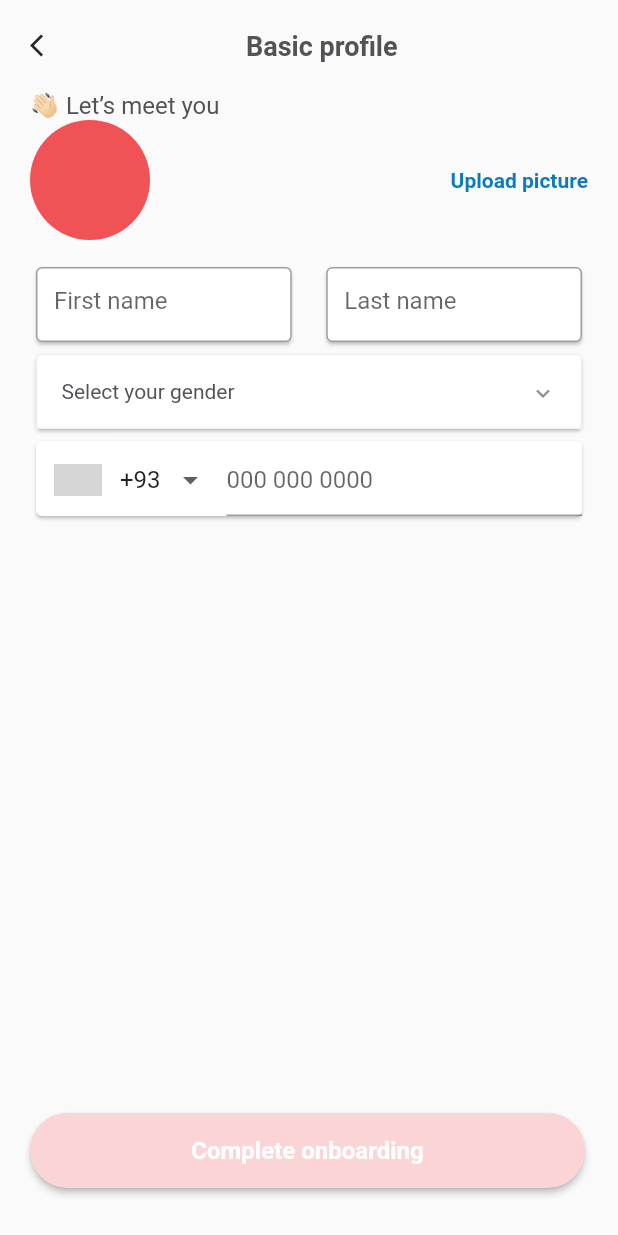
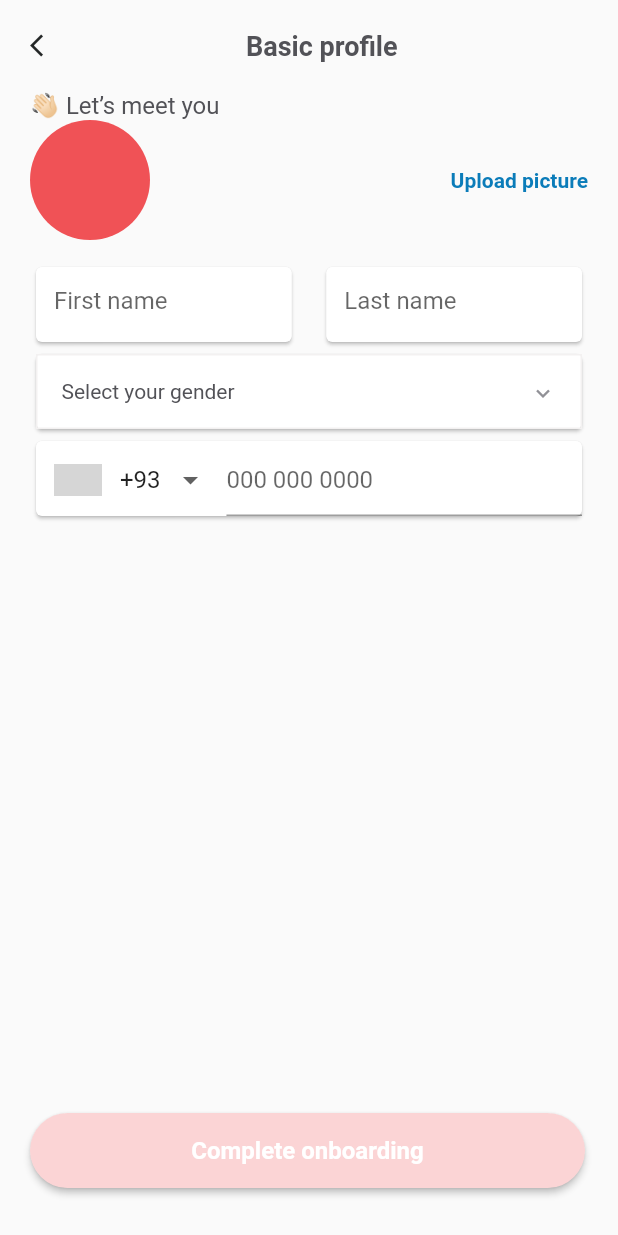
Before and after one commit to Dsoji/MediliticsHealthApp, a Flutter app: the BasicProfileScreen screen opened by its route, on a phone screen of 412 x 824 dp. Run offline on Flutter 3.47's test engine with Material 2 defaults, Android fonts, the phone set to English and light mode, and no system bars; drawn by our look-alikes of intl_phone_number_input; our stand-ins replace smooth_page_indicator; Roboto replaces fonts that are missing (Messina Sans); grey boxes are pictures that could not be loaded.

```diff
--- a/lib/main.dart
+++ b/lib/main.dart
@@ -1,6 +1,7 @@
 import 'package:flutter/material.dart';
 import 'package:medilitics/screens/basic_profile_page.dart';
 import 'package:medilitics/screens/onboardingPage.dart';
+import 'package:medilitics/screens/profession_details2.dart';
 import 'package:medilitics/screens/professional_details1.dart';
 import 'package:medilitics/screens/sign_up_page.dart';
 import 'package:medilitics/screens/view_page.dart';
@@ -37,6 +38,7 @@ class MyApp extends StatelessWidget {
         OnBoardingScreen.id:(context)=> const OnBoardingScreen(),
         BasicProfileScreen.id:(context)=> const BasicProfileScreen(),
         ProfessionalDetailsScreen1.id:(context)=> const ProfessionalDetailsScreen1(),
+        ProfessionalDetailsScreen2.id:(context)=> const ProfessionalDetailsScreen2(),
       },
       initialRoute: WelcomeScreen.id,
     );
--- a/lib/screens/basic_profile_page.dart
+++ b/lib/screens/basic_profile_page.dart
@@ -1,9 +1,9 @@
 import 'package:flutter/material.dart';
 import 'package:medilitics/screens/professional_details1.dart';
 import 'package:medilitics/utilities/constants.dart';
-import 'package:country_code_picker/country_code_picker.dart';
 import 'package:intl_phone_number_input/intl_phone_number_input.dart';
 import 'package:medilitics/utilities/re_used_buttons.dart';
+import 'package:medilitics/utilities/re_used_fields.dart';
 
 class BasicProfileScreen extends StatefulWidget {
   static String id = '/BasicProfileScreen';
@@ -81,41 +81,13 @@ class _BasicProfileScreenState extends State<BasicProfileScreen> {
                             mainAxisAlignment: MainAxisAlignment.spaceBetween,
                             children: const [
                               Flexible(
-                                child: Card(
-                                  child: SizedBox(
-                                    height: 50,
-                                    child: TextField(
-                                      decoration: InputDecoration(
-                                        hintText: 'First name',
-                                        border: OutlineInputBorder(
-                                          borderSide: BorderSide(
-                                            color: Color(0xFFF3F1F1),
-                                          ),
-                                        ),
-                                      ),
-                                    ),
-                                  ),
-                                ),
+                                child: ReUsedFields(height: 50,hintText: 'First name',isSuffixIcon: false,)
                               ),
                               SizedBox(
                                 width: 15,
                               ),
                               Flexible(
-                                child: Card(
-                                  child: SizedBox(
-                                    height: 50,
-                                    child: TextField(
-                                      decoration: InputDecoration(
-                                        hintText: 'Last name',
-                                        border: OutlineInputBorder(
-                                          borderSide: BorderSide(
-                                            color: Color(0xFFF3F1F1),
-                                          ),
-                                        ),
-                                      ),
-                                    ),
-                                  ),
-                                ),
+                                child: ReUsedFields(height: 50,hintText: 'Last name',isSuffixIcon: false,),
                               ),
                             ],
                           ),
@@ -170,9 +142,9 @@ class _BasicProfileScreenState extends State<BasicProfileScreen> {
                 ),
               ),
               RedButton(
-                  'Complete onboarding', () {
+                  text:'Complete onboarding', onPressed: () {
                     Navigator.pushNamed(context, ProfessionalDetailsScreen1.id);
-              }, const Color(0xFFFBD4D5)),
+              },color: const Color(0xFFFBD4D5), width: MediaQuery.of(context).size.width - 42,),
             ],
           ),
         ),
--- a/lib/screens/onboardingPage.dart
+++ b/lib/screens/onboardingPage.dart
@@ -55,11 +55,11 @@ class OnBoardingScreen extends StatelessWidget {
               child: Column(
                 children: [
                   RedButton(
-                      'Complete onboarding', () {}, const Color(0xFFFBD4D5)),
+                      text:'Complete onboarding', onPressed: () {},color: const Color(0xFFFBD4D5),width: MediaQuery.of(context).size.width - 42,),
                   const SizedBox(
                     height: 16,
                   ),
-                  WhiteButton('Log out', () {}),
+                  WhiteButton(text: 'Log out', onPressed: () {},width: MediaQuery.of(context).size.width - 42,),
                   const SizedBox(
                     height: 32,
                   )
--- a/lib/screens/welcome_page.dart
+++ b/lib/screens/welcome_page.dart
@@ -91,10 +91,10 @@ class _WelcomeScreenState extends State<WelcomeScreen> {
                         child: Column(
                           mainAxisAlignment: MainAxisAlignment.spaceBetween,
                           children: [
-                            RedButton('Get started', () {
+                            RedButton(text:'Get started',onPressed: () {
                               Navigator.pushNamed(context, ViewScreen.id);
-                            }, myActiveColor),
-                            WhiteButton('I already have an account', () {}),
+                            }, color: myActiveColor,width: MediaQuery.of(context).size.width - 42,),
+                            WhiteButton(text: 'I already have an account',onPressed:  () {},width: MediaQuery.of(context).size.width - 42,),
                           ],
                         ),
                       )
--- a/lib/utilities/re_used_buttons.dart
+++ b/lib/utilities/re_used_buttons.dart
@@ -1,17 +1,18 @@
 import 'package:flutter/material.dart';
 
 class WhiteButton extends StatelessWidget {
-  final String text;
-  final void Function() onPressed;
-  const WhiteButton(this.text,this.onPressed,{Key? key}) : super(key: key);
+  final String? text;
+  final double? width;
+  final void Function()? onPressed;
+  const WhiteButton({this.text,this.onPressed,this.width,Key? key}) : super(key: key);
 
   @override
   Widget build(BuildContext context) {
     return MaterialButton(
-      onPressed: onPressed,
+      onPressed: onPressed!,
       height: 50,
       child:Text(
-        text,
+        text!,
         style: const TextStyle(
           fontSize: 16,
           fontWeight: FontWeight.w600,
@@ -19,7 +20,7 @@ class WhiteButton extends StatelessWidget {
           color: Color(0xFF0B7CB9),
         ),
       ),
-      minWidth: MediaQuery.of(context).size.width - 42,
+      minWidth: width!,
       shape: RoundedRectangleBorder(
           borderRadius: BorderRadius.circular(50.0),
           side: const BorderSide(
@@ -30,19 +31,22 @@ class WhiteButton extends StatelessWidget {
   }
 }
 class RedButton extends StatelessWidget {
-  final String text;
-  final Color color;
-  final void Function() onPressed;
-  const RedButton(this.text,this.onPressed,this.color,{Key? key}) : super(key: key);
+  final String? text;
+  final Color? color;
+  final double? width;
+  final void Function()? onPressed;
+
+  const RedButton({Key? key,this.width,this.color,this.text,this.onPressed}) : super(key: key);
+
 
   @override
   Widget build(BuildContext context) {
     return  MaterialButton(
-      onPressed: onPressed,
-      minWidth: MediaQuery.of(context).size.width - 42,
+      onPressed: onPressed!,
+      minWidth: width!,
       color: color,
       child: Text(
-        text,
+        text!,
         style: const TextStyle(
           fontSize: 16,
           fontWeight: FontWeight.w600,
--- /dev/null
+++ b/lib/utilities/re_used_fields.dart
@@ -0,0 +1,30 @@
+import 'package:flutter/material.dart';
+
+class ReUsedFields extends StatelessWidget {
+  const ReUsedFields({Key? key, this.isSuffixIcon, this.height, this.hintText})
+      : super(key: key);
+  final String? hintText;
+  final double? height;
+  final bool? isSuffixIcon;
+
+  @override
+  Widget build(BuildContext context) {
+    return Card(
+      child: SizedBox(
+        height: height!,
+        child: TextField(
+          decoration: InputDecoration(
+            suffixIcon: isSuffixIcon!?const Icon(
+              Icons.keyboard_arrow_down,
+              size: 20,
+            ):null,
+            hintText: hintText!,
+            border: const OutlineInputBorder(
+              borderSide: BorderSide.none,
+            ),
+          ),
+        ),
+      ),
+    );
+  }
+}
```
Also changed, not shown: lib/screens/medilitics_title_page.dart (added, +48 -0 lines), lib/screens/profession_details2.dart (added, +62 -0 lines), lib/screens/professional_details1.dart (+93 -22 lines), lib/utilities/constants.dart (line endings or trailing spaces).
